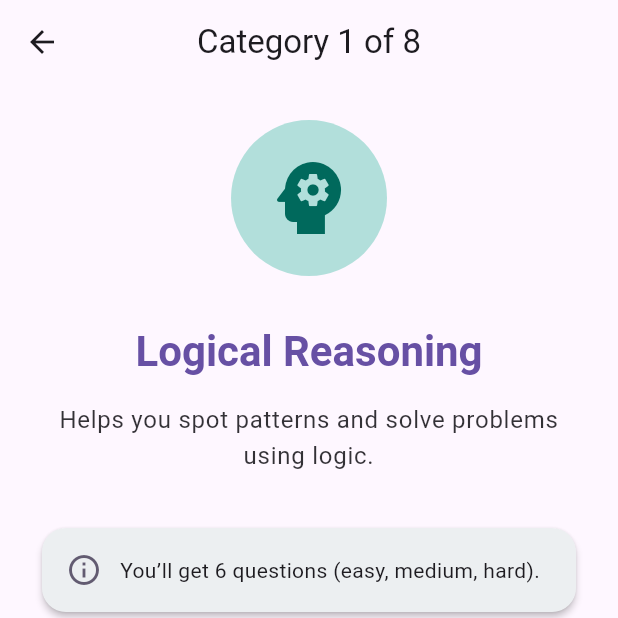
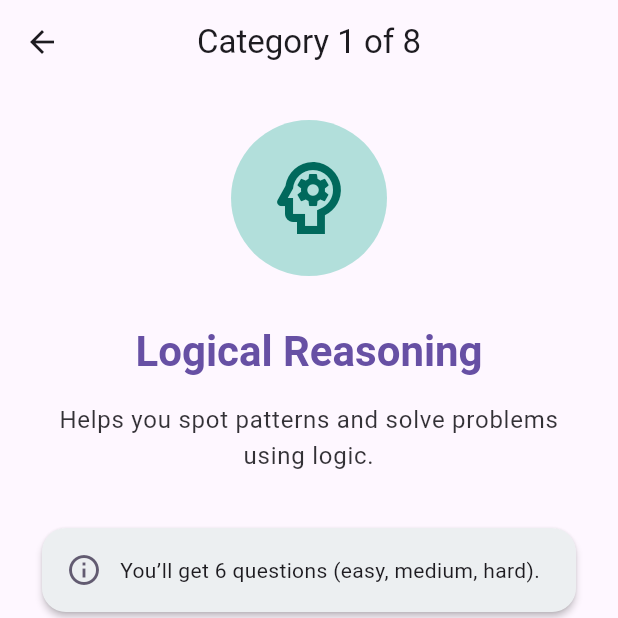
Before and after one commit to kmushapho/uni_gateway, a Flutter app: the screen it shows after launch, after a tap on "Aptitude Test", on a phone screen of 412 x 824 dp, the top half of it. Run offline on Flutter 3.47's test engine with Material 3 defaults, Android fonts, the phone set to English and light mode, and no system bars; our stand-ins replace hive, hive_flutter; accounts and stored records are empty.

Commit message:
changed icons for aptitude test intro screen

```diff
--- a/lib/screens/aptitude_category_intro_screen.dart
+++ b/lib/screens/aptitude_category_intro_screen.dart
@@ -198,14 +198,14 @@ class _CategoryIntroScreenState extends State<CategoryIntroScreen> {
   // icons per category
   IconData _getCategoryIcon(String categoryName) {
     final name = categoryName.toLowerCase();
-    if (name.contains('logical')) return Icons.psychology;
+    if (name.contains('logical')) return Icons.psychology_outlined;
     if (name.contains('verbal')) return Icons.chat_bubble_outline;
-    if (name.contains('numerical')) return Icons.calculate;
-    if (name.contains('spatial')) return Icons.grid_view;
-    if (name.contains('technical')) return Icons.build;
-    if (name.contains('interpersonal')) return Icons.people_alt;
-    if (name.contains('creative')) return Icons.brush;
-    if (name.contains('physical')) return Icons.fitness_center;
+    if (name.contains('numerical')) return Icons.calculate_outlined;
+    if (name.contains('spatial')) return Icons.grid_4x4_outlined;
+    if (name.contains('technical')) return Icons.build_outlined;
+    if (name.contains('interpersonal')) return Icons.people_outline_outlined;
+    if (name.contains('creative')) return Icons.brush_outlined;
+    if (name.contains('physical')) return Icons.fitness_center_outlined;
     return Icons.category;
   }
 }
```
